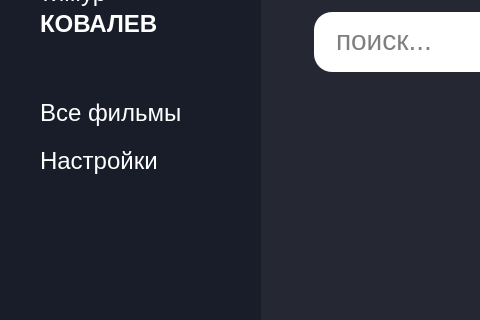
Qt form ui/movech_allfilms.ui (TimurKov1/Movech) before a commit; both pictures show x 0 to 480 and y 158 to 478 of the 1300 by 764 pixel window.
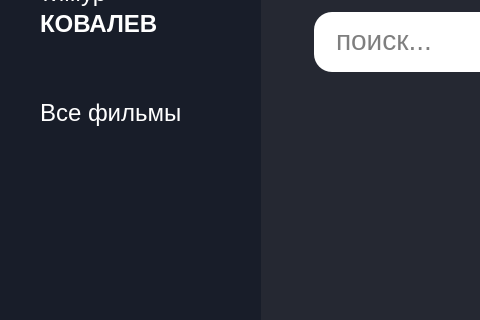
The same form after that commit. Icons and pictures are not drawn.

The edit to the form file:
```diff
--- a/ui/movech_allfilms.ui
+++ b/ui/movech_allfilms.ui
@@ -147,30 +147,6 @@
         <string>Все фильмы</string>
        </property>
       </widget>
-      <widget class="QLabel" name="nav_item_2">
-       <property name="geometry">
-        <rect>
-         <x>0</x>
-         <y>58</y>
-         <width>191</width>
-         <height>31</height>
-        </rect>
-       </property>
-       <property name="font">
-        <font>
-         <pointsize>-1</pointsize>
-        </font>
-       </property>
-       <property name="cursor">
-        <cursorShape>PointingHandCursor</cursorShape>
-       </property>
-       <property name="styleSheet">
-        <string notr="true">font-size: 24px; color: #fff;</string>
-       </property>
-       <property name="text">
-        <string>Настройки</string>
-       </property>
-      </widget>
      </widget>
     </widget>
    </widget>
```
